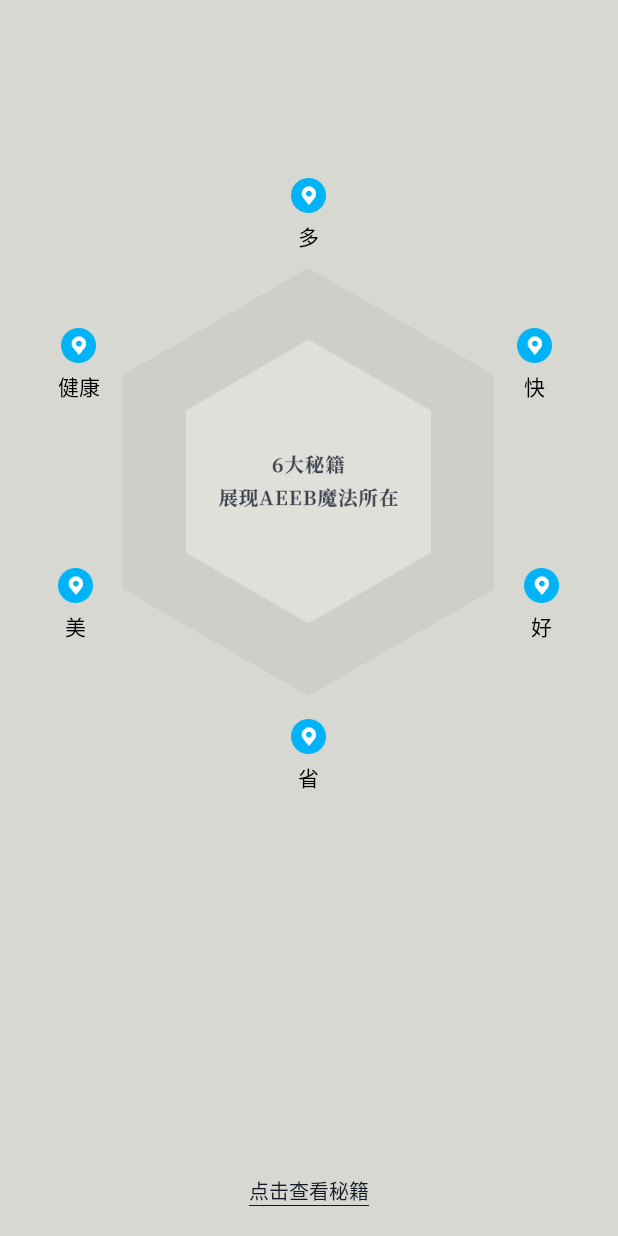
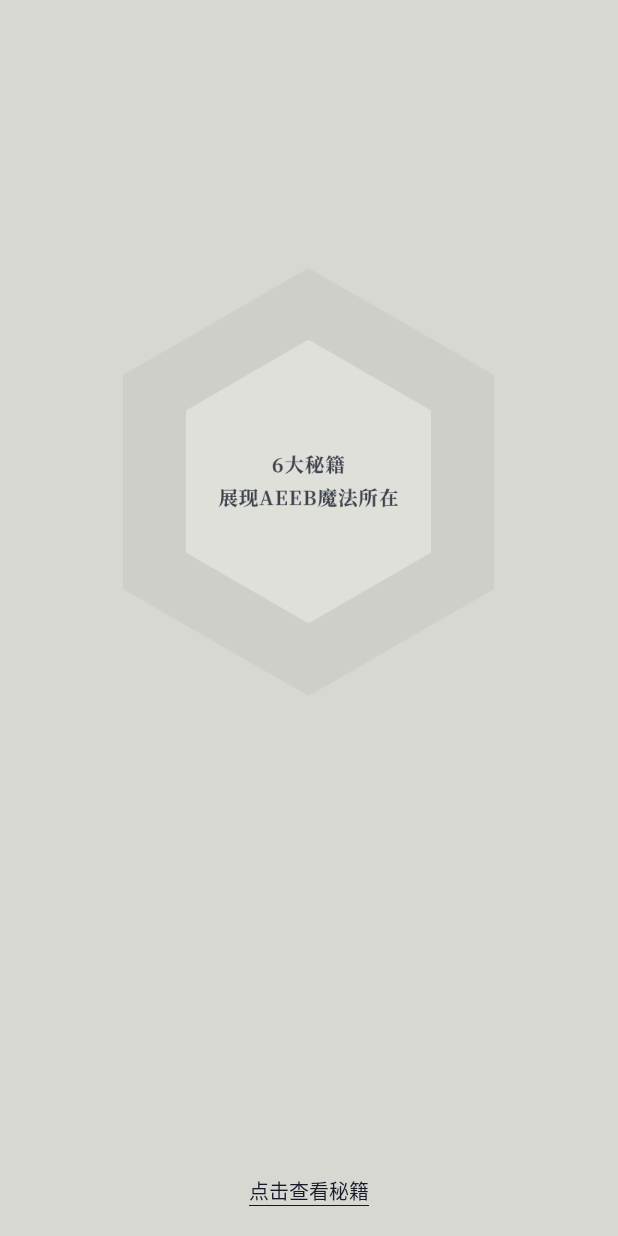
Before and after one commit to HeroLBJ/OTIS, an Android app: the layout activity_main_aeeb.xml on its own in the app's theme, with its tools: preview values and no code run, on a phone screen of 412 x 824 dp. Run offline under Robolectric (Android 15) with nearby library versions, the phone set to English and light mode, and no system bars; Roboto replaces fonts that are not available here.

Commit message:
aeeb main 1

```diff
--- a/OTIS/app/src/main/java/com/bocweb/otis/ui/aeeb/adapter/SuperAdapter.kt
+++ /dev/null
@@ -1 +0,0 @@
-package com.bocweb.otis.ui.aeeb.adapter
--- a/OTIS/app/src/main/res/layout/activity_main_aeeb.xml
+++ b/OTIS/app/src/main/res/layout/activity_main_aeeb.xml
@@ -8,9 +8,9 @@
     tools:context=".ui.aeeb.AeebMainActivity">
 
     <RelativeLayout
-        android:visibility="visible"
         android:layout_width="match_parent"
-        android:layout_height="match_parent">
+        android:layout_height="match_parent"
+        android:visibility="visible">
 
         <RelativeLayout
             android:id="@+id/rl_six_out"
@@ -25,9 +25,9 @@
                 android:layout_width="wrap_content"
                 android:layout_height="wrap_content"
                 android:layout_centerInParent="true"
-                android:scaleY="1.01"
+                android:background="@drawable/home_six_center"
                 android:scaleX="1.01"
-                android:background="@drawable/home_six_center" />
+                android:scaleY="1.01" />
 
             <ImageView
                 android:layout_width="wrap_content"
@@ -40,6 +40,7 @@
         <TextView
             android:id="@+id/tv_action_more"
             style="@style/main_six_title"
+            android:alpha="0"
             android:layout_alignTop="@id/rl_six_out"
             android:layout_centerHorizontal="true"
             android:layout_marginTop="-60dp"
@@ -47,8 +48,9 @@
             app:drawableTopCompat="@drawable/send_dynamic_location" />
 
         <TextView
+            android:alpha="0"
+            android:id="@+id/tv_action_health"
             style="@style/main_six_title"
-            android:id="@+id/tv_action_health"
             android:layout_alignTop="@id/rl_six_out"
             android:layout_marginTop="40dp"
             android:layout_marginEnd="15dp"
@@ -57,6 +59,7 @@
             app:drawableTopCompat="@drawable/send_dynamic_location" />
 
         <TextView
+            android:alpha="0"
             android:id="@+id/tv_action_pretty"
             style="@style/main_six_title"
             android:layout_alignTop="@id/rl_six_out"
@@ -67,6 +70,7 @@
             app:drawableTopCompat="@drawable/send_dynamic_location" />
 
         <TextView
+            android:alpha="0"
             android:id="@+id/tv_action_spare"
             style="@style/main_six_title"
             android:layout_below="@id/rl_six_out"
@@ -76,6 +80,7 @@
             app:drawableTopCompat="@drawable/send_dynamic_location" />
 
         <TextView
+            android:alpha="0"
             android:id="@+id/tv_action_good"
             style="@style/main_six_title"
             android:layout_alignTop="@id/rl_six_out"
@@ -86,6 +91,8 @@
             app:drawableTopCompat="@drawable/send_dynamic_location" />
 
         <TextView
+            android:id="@+id/tv_action_speed"
+            android:alpha="0"
             style="@style/main_six_title"
             android:layout_alignTop="@id/rl_six_out"
             android:layout_marginStart="15dp"
@@ -98,14 +105,14 @@
 
     <TextView
         android:id="@+id/tv_help"
+        style="@style/title_bold"
         android:layout_width="wrap_content"
         android:layout_height="wrap_content"
         android:layout_gravity="center_horizontal|bottom"
         android:layout_marginBottom="20dp"
+        android:gravity="center"
         android:text="点击查看秘籍"
         android:textColor="#141A29"
-        style="@style/title_bold"
-        android:gravity="center"
         android:textSize="13sp"
         app:drawableBottomCompat="@drawable/home_text_down_line" />
 
```
Also changed, not shown: OTIS/app/src/main/java/com/bocweb/otis/ui/aeeb/AeebMainActivity.kt (+39 -37 lines).
